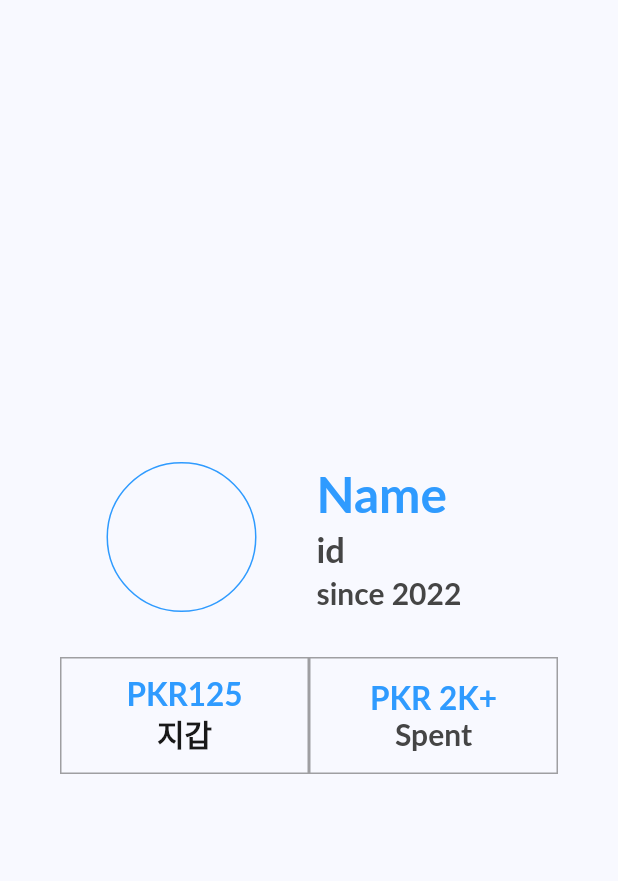
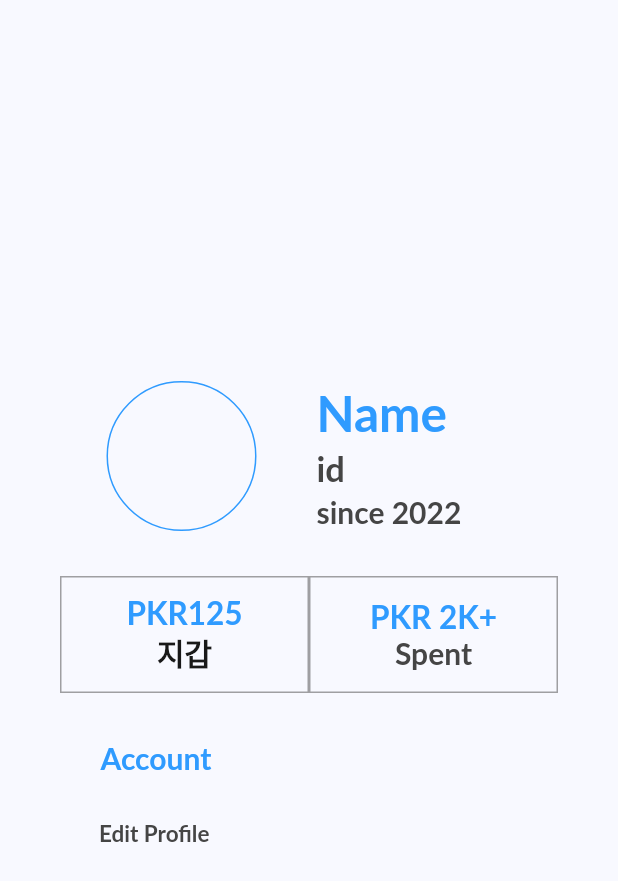
Before and after one commit to kangdeagyu/MAPPY, a Flutter app: the More screen opened directly, on a phone screen of 412 x 824 dp. Shown: the top 881 px of the screen. Run offline on Flutter 3.47's test engine with Material 2 defaults, Android fonts, the phone set to English and light mode, and no system bars; our stand-ins replace firebase_core, get, google_fonts; accounts and stored records are empty; Roboto replaces fonts that are missing (Lato).

Commit message:
설정 디자인 및 pubspec.yaml 변경 및 asset image 폴더 추가

```diff
--- a/lib/view/more.dart
+++ b/lib/view/more.dart
@@ -166,7 +166,57 @@ class More extends StatelessWidget {
                 ),
               ],
             ),
-          ) // 유저 금액 내역
+          ), // 유저 금액 내역끝
+          const SizedBox(
+            height: 28,
+          ),
+          // 유저 프로필
+          SizedBox(
+            width: 350,
+            height: 30,
+            child: Row(
+              mainAxisAlignment: MainAxisAlignment.start,
+              children: [
+                Container(
+                  width: 36,
+                  height: 36,
+                  clipBehavior: Clip.antiAlias,
+                  decoration: BoxDecoration(),
+                ),
+                const Text(
+                  'Account',
+                  style: TextStyle(
+                    color: Color(0xFF2F9BFF),
+                    fontSize: 20,
+                    fontFamily: 'Lato',
+                    fontWeight: FontWeight.w700,
+                    height: 0,
+                  ),
+                ),
+              ],
+            ),
+          ),
+          const SizedBox(
+            height: 20,
+          ),
+          const SizedBox(
+            width: 280,
+            height: 30,
+            child: Row(
+              children: [
+                Text(
+                  'Edit Profile',
+                  style: TextStyle(
+                    color: Color(0xFF454545),
+                    fontSize: 15,
+                    fontFamily: 'Lato',
+                    fontWeight: FontWeight.w700,
+                    height: 0,
+                  ),
+                )
+              ],
+            ),
+          ) // 유저 프로필 끝
         ],
       ),
     );
--- a/pubspec.yaml
+++ b/pubspec.yaml
@@ -69,9 +69,8 @@ flutter:
   uses-material-design: true
 
   # To add assets to your application, add an assets section, like this:
-  # assets:
-  #   - images/a_dot_burr.jpeg
-  #   - images/a_dot_ham.jpeg
+  assets:
+    - images/
 
   # An image asset can refer to one or more resolution-specific "variants", see
   # https://flutter.dev/assets-and-images/#resolution-aware
```
Also changed, not shown: 1 other file.
